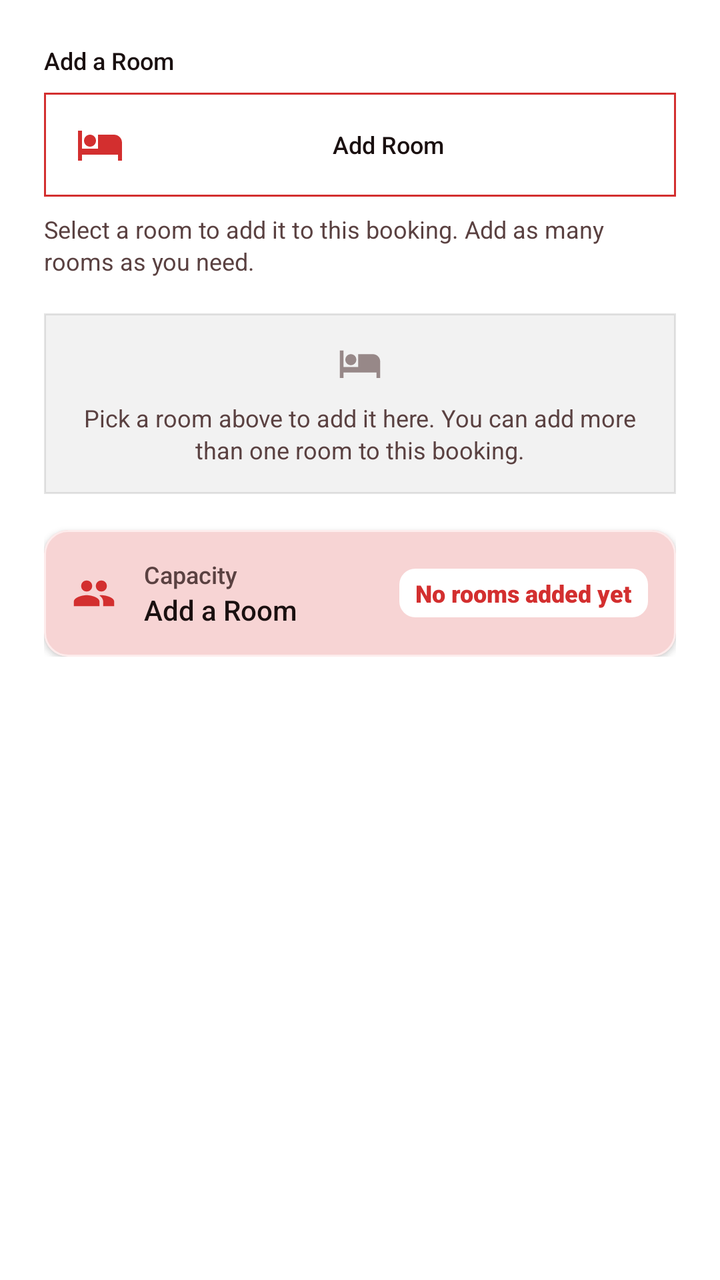
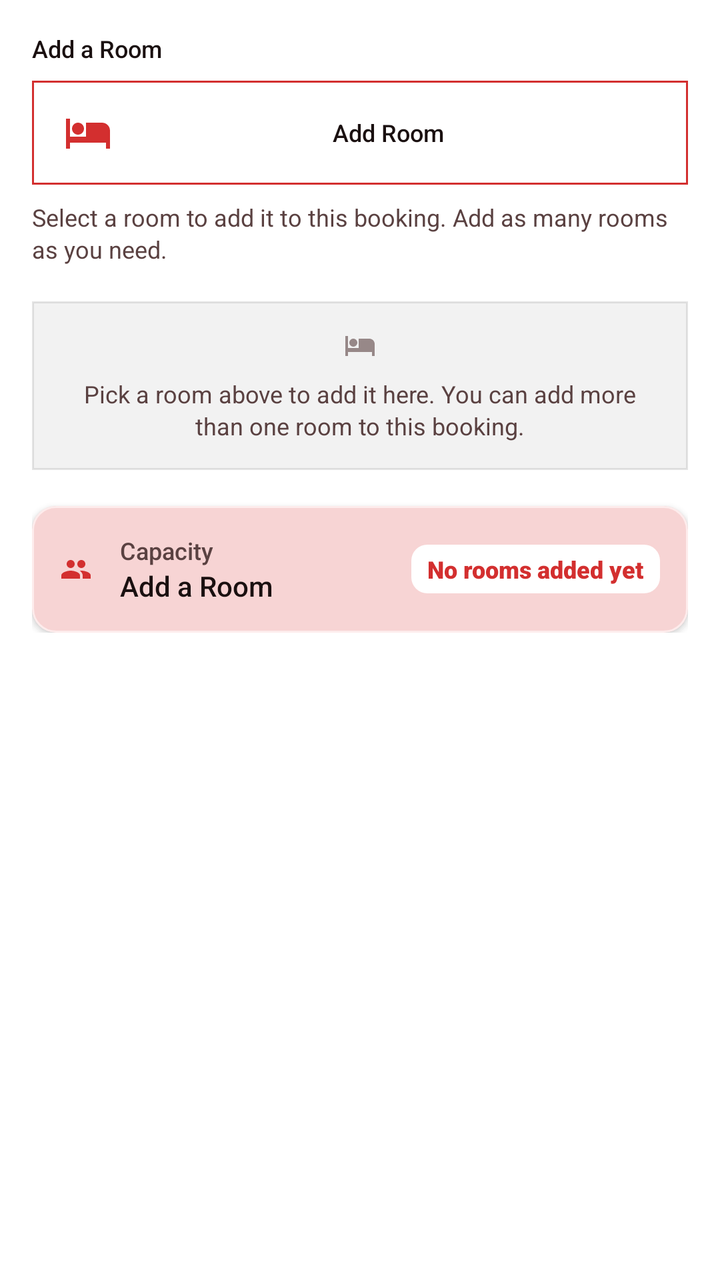

Compare the two renders of this Android layout. The source of the first and the diff that turns it into the second are given below.
<!-- AndroidManifest.xml: application theme Theme.VelocitySuites -->
<!-- res/layout/fragment_step1_rooms.xml -->
<?xml version="1.0" encoding="utf-8"?>
<LinearLayout xmlns:android="http://schemas.android.com/apk/res/android"
    xmlns:app="http://schemas.android.com/apk/res-auto"
    xmlns:tools="http://schemas.android.com/tools"
    android:layout_width="match_parent"
    android:layout_height="wrap_content"
    android:orientation="vertical"
    android:padding="22dp">

        
        <LinearLayout
            android:id="@+id/layoutCheckingAvailability"
            android:layout_width="match_parent"
            android:layout_height="wrap_content"
            android:layout_marginBottom="14dp"
            android:gravity="center_vertical"
            android:orientation="horizontal"
            android:visibility="gone"
            tools:visibility="visible">

            <ProgressBar
                android:layout_width="18dp"
                android:layout_height="18dp"
                android:layout_marginEnd="8dp"
                android:indeterminateTint="@color/velocity_red_primary" />

            <TextView
                android:layout_width="wrap_content"
                android:layout_height="wrap_content"
                android:text="@string/checking_available_rooms_message"
                android:textColor="@color/velocity_text_secondary"
                android:textSize="12sp" />
        </LinearLayout>

        
        <LinearLayout
            android:id="@+id/layoutRoomLoadError"
            android:layout_width="match_parent"
            android:layout_height="wrap_content"
            android:layout_marginBottom="14dp"
            android:background="@drawable/shape_tab_background"
            android:gravity="center"
            android:orientation="vertical"
            android:paddingHorizontal="22dp"
            android:paddingVertical="22dp"
            android:visibility="gone">

            <ImageView
                android:layout_width="28dp"
                android:layout_height="28dp"
                android:layout_marginBottom="8dp"
                android:alpha="0.6"
                android:contentDescription="@null"
                android:src="@drawable/ic_wifi_off"
                app:tint="@color/velocity_text_secondary" />

            <TextView
                style="@style/TextAppearance.Velocity.Label.Section"
                android:layout_width="wrap_content"
                android:layout_height="wrap_content"
                android:layout_marginBottom="8dp"
                android:text="@string/room_load_error_title"
                android:textColor="@color/velocity_text_primary" />

            <TextView
                android:layout_width="match_parent"
                android:layout_height="wrap_content"
                android:layout_marginBottom="14dp"
                android:gravity="center"
                android:lineSpacingExtra="2dp"
                android:text="@string/room_load_error_message"
                android:textColor="@color/velocity_text_secondary"
                android:textSize="12sp" />

            <com.google.android.material.button.MaterialButton
                android:id="@+id/btnRetryRoomLoad"
                style="@style/Widget.Velocity.Flat.Button.Outlined"
                android:layout_width="wrap_content"
                android:layout_height="wrap_content"
        android:minHeight="48dp"
                android:paddingHorizontal="22dp"
                android:text="@string/retry_label"
                android:textColor="@color/velocity_red_primary"
                android:textSize="12sp" />
        </LinearLayout>

        
        <LinearLayout
            android:id="@+id/layoutNoRoomsAvailableForDates"
            android:layout_width="match_parent"
            android:layout_height="wrap_content"
            android:layout_marginBottom="14dp"
            android:background="@drawable/shape_tab_background"
            android:gravity="center"
            android:orientation="vertical"
            android:paddingHorizontal="22dp"
            android:paddingVertical="22dp"
            android:visibility="gone">

            <ImageView
                android:layout_width="28dp"
                android:layout_height="28dp"
                android:layout_marginBottom="8dp"
                android:alpha="0.6"
                android:contentDescription="@null"
                android:src="@drawable/ic_bed"
                app:tint="@color/velocity_text_secondary" />

            <TextView
                style="@style/TextAppearance.Velocity.Label.Section"
                android:layout_width="wrap_content"
                android:layout_height="wrap_content"
                android:layout_marginBottom="8dp"
                android:text="@string/no_available_rooms_title"
                android:textColor="@color/velocity_text_primary" />

            <TextView
                android:layout_width="match_parent"
                android:layout_height="wrap_content"
                android:layout_marginBottom="14dp"
                android:gravity="center"
                android:lineSpacingExtra="2dp"
                android:text="@string/no_available_rooms_message"
                android:textColor="@color/velocity_text_secondary"
                android:textSize="12sp" />

            <com.google.android.material.button.MaterialButton
                android:id="@+id/btnChangeDates"
                style="@style/Widget.Velocity.Flat.Button.Outlined"
                android:layout_width="wrap_content"
                android:layout_height="wrap_content"
        android:minHeight="48dp"
                android:paddingHorizontal="22dp"
                android:text="@string/change_dates_button"
                android:textColor="@color/velocity_red_primary"
                android:textSize="12sp" />
        </LinearLayout>

        <LinearLayout
            android:id="@+id/layoutRoomSelectionContent"
            android:layout_width="match_parent"
            android:layout_height="wrap_content"
            android:orientation="vertical">

        <TextView
            style="@style/TextAppearance.Velocity.Label.Input"
            android:layout_width="wrap_content"
            android:layout_height="wrap_content"
            android:layout_marginBottom="8dp"
            android:text="@string/add_room_hint"
            android:textColor="@color/velocity_text_primary"
            android:textSize="12sp" />

        <com.google.android.material.button.MaterialButton
            android:id="@+id/btnAddRoom"
            style="@style/Widget.Velocity.Flat.Button.Outlined"
            android:layout_width="match_parent"
            android:layout_height="52dp"
            android:text="@string/add_room_button_label"
            android:textColor="@color/velocity_text_primary"
            android:textSize="12sp"
            app:icon="@drawable/ic_bed"
            app:iconTint="@color/velocity_red_primary" />

        <TextView
            android:id="@+id/tvRoomSelectionHelper"
            android:layout_width="match_parent"
            android:layout_height="wrap_content"
            android:layout_marginTop="8dp"
            android:layout_marginBottom="14dp"
            android:lineSpacingExtra="2dp"
            android:text="@string/booking_select_room_helper_multi"
            android:textColor="@color/velocity_text_secondary"
            android:textSize="12sp" />

        <LinearLayout
            android:id="@+id/layoutSelectedRooms"
            android:layout_width="match_parent"
            android:layout_height="wrap_content"
            android:layout_marginBottom="4dp"
            android:orientation="vertical" />

        <TextView
            android:id="@+id/tvRoomsError"
            android:layout_width="match_parent"
            android:layout_height="wrap_content"
            android:layout_marginBottom="8dp"
            android:fontFamily="sans-serif-medium"
            android:text="@string/error_select_one_room"
            android:textColor="@color/velocity_red_primary"
            android:textSize="13sp"
            android:visibility="gone" />

        <LinearLayout
            android:id="@+id/layoutNoRoomsSelected"
            android:layout_width="match_parent"
            android:layout_height="wrap_content"
            android:layout_marginBottom="14dp"
            android:background="@drawable/shape_tab_background"
            android:gravity="center"
            android:orientation="vertical"
            android:paddingHorizontal="14dp"
            android:paddingVertical="14dp">

            <ImageView
                android:layout_width="22dp"
                android:layout_height="22dp"
                android:layout_marginBottom="8dp"
                android:alpha="0.6"
                android:contentDescription="@null"
                android:src="@drawable/ic_bed"
                app:tint="@color/velocity_text_secondary" />

            <TextView
                android:layout_width="match_parent"
                android:layout_height="wrap_content"
                android:gravity="center"
                android:lineSpacingExtra="2dp"
                android:text="@string/no_rooms_selected_hint"
                android:textColor="@color/velocity_text_secondary"
                android:textSize="12sp" />
        </LinearLayout>

        <com.google.android.material.card.MaterialCardView
            android:layout_width="match_parent"
            android:layout_height="wrap_content"
            android:layout_marginTop="4dp"
            app:cardBackgroundColor="@color/velocity_red_subtle"
            app:strokeColor="@color/velocity_red_soft"
            app:strokeWidth="1dp">

            <LinearLayout
                android:layout_width="match_parent"
                android:layout_height="wrap_content"
                android:gravity="center_vertical"
                android:orientation="horizontal"
                android:padding="14dp">

                <ImageView
                    android:layout_width="22dp"
                    android:layout_height="22dp"
                    android:contentDescription="@null"
                    android:src="@drawable/ic_people"
                    app:tint="@color/velocity_red_primary" />

                <LinearLayout
                    android:layout_width="0dp"
                    android:layout_height="wrap_content"
                    android:layout_marginStart="14dp"
                    android:layout_weight="1"
                    android:orientation="vertical">

                    <TextView
                        style="@style/TextAppearance.Velocity.Label.Input"
                        android:layout_width="wrap_content"
                        android:layout_height="wrap_content"
                        android:text="@string/capacity_label"
                        android:textColor="@color/velocity_text_secondary"
                        android:textSize="12sp" />

                    <TextView
                        android:id="@+id/tvCapacityIndicator"
                        style="@style/TextAppearance.Velocity.Price"
                        android:layout_width="wrap_content"
                        android:layout_height="wrap_content"
                        android:text="@string/add_room_hint"
                        android:textColor="@color/velocity_text_primary"
                        android:textSize="14sp" />
                </LinearLayout>

                <TextView
                    android:id="@+id/tvRoomsSelectedCount"
                    android:layout_width="wrap_content"
                    android:layout_height="wrap_content"
                    android:background="@drawable/shape_flat_badge"
                    android:backgroundTint="@color/velocity_card_surface"
                    android:paddingHorizontal="8dp"
                    android:paddingVertical="4dp"
                    android:text="@string/no_rooms_selected_yet"
                    android:textColor="@color/velocity_red_primary"
                    android:fontFamily="sans-serif-black"
                    android:textSize="12sp" />
            </LinearLayout>
        </com.google.android.material.card.MaterialCardView>

        </LinearLayout>

</LinearLayout>
<!-- resources referenced by this layout -->
<resources>
  <color name="velocity_card_surface">#FFFFFF</color>
  <color name="velocity_red_primary">#D32F2F</color>
  <color name="velocity_red_soft">#FDECEC</color>
  <color name="velocity_red_subtle">#F7D4D4</color>
  <color name="velocity_text_primary">#1A1010</color>
  <color name="velocity_text_secondary">#5A4141</color>
  <string name="add_room_button_label">Add Room</string>
  <string name="add_room_hint">Add a Room</string>
  <string name="booking_select_room_helper_multi">Select a room to add it to this booking. Add as many rooms as you need.</string>
  <string name="capacity_label">Capacity</string>
  <string name="change_dates_button">Change Dates</string>
  <string name="checking_available_rooms_message">Checking available rooms…</string>
  <string name="error_select_one_room">Select at least one room</string>
  <string name="no_available_rooms_message">No rooms are available for your selected Check-in and Check-out dates. Please choose different dates.</string>
  <string name="no_available_rooms_title">No Available Rooms</string>
  <string name="no_rooms_selected_hint">Pick a room above to add it here. You can add more than one room to this booking.</string>
  <string name="no_rooms_selected_yet">No rooms added yet</string>
  <string name="retry_label">Retry</string>
  <string name="room_load_error_message">We couldn\'t check room availability. Please try again.</string>
  <string name="room_load_error_title">Couldn\'t Load Rooms</string>
  <color name="black">#FF000000</color>
  <style name="ShapeAppearance.Velocity.Square" parent="">
          <item name="cornerFamily">rounded</item>
          <item name="cornerSize">0dp</item>
      </style>
  <color name="velocity_red_dark">#7F1212</color>
  <color name="white">#FFFFFFFF</color>
  <color name="velocity_red_rose">#EF5350</color>
  <color name="velocity_red_deep">#5A0A0A</color>
  <style name="TextAppearance.Velocity.Base.Headline1" parent="TextAppearance.MaterialComponents.Headline1">
          <item name="android:letterSpacing">0</item>
      </style>
  <style name="TextAppearance.Velocity.Base.Headline2" parent="TextAppearance.MaterialComponents.Headline2">
          <item name="android:letterSpacing">0</item>
      </style>
  <style name="TextAppearance.Velocity.Base.Headline3" parent="TextAppearance.MaterialComponents.Headline3">
          <item name="android:letterSpacing">0</item>
      </style>
  <style name="TextAppearance.Velocity.Base.Headline4" parent="TextAppearance.MaterialComponents.Headline4">
          <item name="android:letterSpacing">0</item>
      </style>
  <style name="TextAppearance.Velocity.Base.Headline5" parent="TextAppearance.MaterialComponents.Headline5">
          <item name="android:letterSpacing">0</item>
      </style>
  <style name="TextAppearance.Velocity.Base.Headline6" parent="TextAppearance.MaterialComponents.Headline6">
          <item name="android:letterSpacing">0</item>
      </style>
  <style name="TextAppearance.Velocity.Base.Subtitle1" parent="TextAppearance.MaterialComponents.Subtitle1">
          <item name="android:letterSpacing">0</item>
      </style>
  <style name="TextAppearance.Velocity.Base.Subtitle2" parent="TextAppearance.MaterialComponents.Subtitle2">
          <item name="android:letterSpacing">0</item>
      </style>
  <style name="TextAppearance.Velocity.Base.Body1" parent="TextAppearance.MaterialComponents.Body1">
          <item name="android:letterSpacing">0</item>
      </style>
  <style name="TextAppearance.Velocity.Base.Body2" parent="TextAppearance.MaterialComponents.Body2">
          <item name="android:letterSpacing">0</item>
      </style>
  <style name="TextAppearance.Velocity.Base.Caption" parent="TextAppearance.MaterialComponents.Caption">
          <item name="android:letterSpacing">0</item>
      </style>
  <dimen name="card_corner_radius">12dp</dimen>
  <dimen name="card_elevation">2dp</dimen>
  <color name="velocity_surface_elevated">#FFFFFF</color>
  <color name="velocity_divider_hairline">#1A000000</color>
  <!-- unchanged entries left out for length: 25 -->
</resources>

<!-- the commit's change to res/layout/fragment_step1_rooms.xml (unified diff, before → after) -->
@@ -5,7 +5,7 @@
     android:layout_width="match_parent"
     android:layout_height="wrap_content"
     android:orientation="vertical"
-    android:padding="22dp">
+    android:padding="16dp">
 
         
         <LinearLayout
@@ -41,8 +41,8 @@
             android:background="@drawable/shape_tab_background"
             android:gravity="center"
             android:orientation="vertical"
-            android:paddingHorizontal="22dp"
-            android:paddingVertical="22dp"
+            android:paddingHorizontal="16dp"
+            android:paddingVertical="16dp"
             android:visibility="gone">
 
             <ImageView
@@ -78,7 +78,7 @@
                 android:layout_width="wrap_content"
                 android:layout_height="wrap_content"
         android:minHeight="48dp"
-                android:paddingHorizontal="22dp"
+                android:paddingHorizontal="16dp"
                 android:text="@string/retry_label"
                 android:textColor="@color/velocity_red_primary"
                 android:textSize="12sp" />
@@ -93,8 +93,8 @@
             android:background="@drawable/shape_tab_background"
             android:gravity="center"
             android:orientation="vertical"
-            android:paddingHorizontal="22dp"
-            android:paddingVertical="22dp"
+            android:paddingHorizontal="16dp"
+            android:paddingVertical="16dp"
             android:visibility="gone">
 
             <ImageView
@@ -130,7 +130,7 @@
                 android:layout_width="wrap_content"
                 android:layout_height="wrap_content"
         android:minHeight="48dp"
-                android:paddingHorizontal="22dp"
+                android:paddingHorizontal="16dp"
                 android:text="@string/change_dates_button"
                 android:textColor="@color/velocity_red_primary"
                 android:textSize="12sp" />
@@ -203,8 +203,8 @@
             android:paddingVertical="14dp">
 
             <ImageView
-                android:layout_width="22dp"
-                android:layout_height="22dp"
+                android:layout_width="16dp"
+                android:layout_height="16dp"
                 android:layout_marginBottom="8dp"
                 android:alpha="0.6"
                 android:contentDescription="@null"
@@ -237,8 +237,8 @@
                 android:padding="14dp">
 
                 <ImageView
-                    android:layout_width="22dp"
-                    android:layout_height="22dp"
+                    android:layout_width="16dp"
+                    android:layout_height="16dp"
                     android:contentDescription="@null"
                     android:src="@drawable/ic_people"
                     app:tint="@color/velocity_red_primary" />
<!-- resource entries referenced after the edit -->
@@ -13,7 +13,7 @@
   <string name="change_dates_button">Change Dates</string>
   <string name="checking_available_rooms_message">Checking available rooms…</string>
   <string name="error_select_one_room">Select at least one room</string>
-  <string name="no_available_rooms_message">No rooms are available for your selected Check-in and Check-out dates. Please choose different dates.</string>
+  <string name="no_available_rooms_message">No rooms are available for your selected check-in and check-out dates. Please choose different dates.</string>
   <string name="no_available_rooms_title">No Available Rooms</string>
   <string name="no_rooms_selected_hint">Pick a room above to add it here. You can add more than one room to this booking.</string>
   <string name="no_rooms_selected_yet">No rooms added yet</string>
